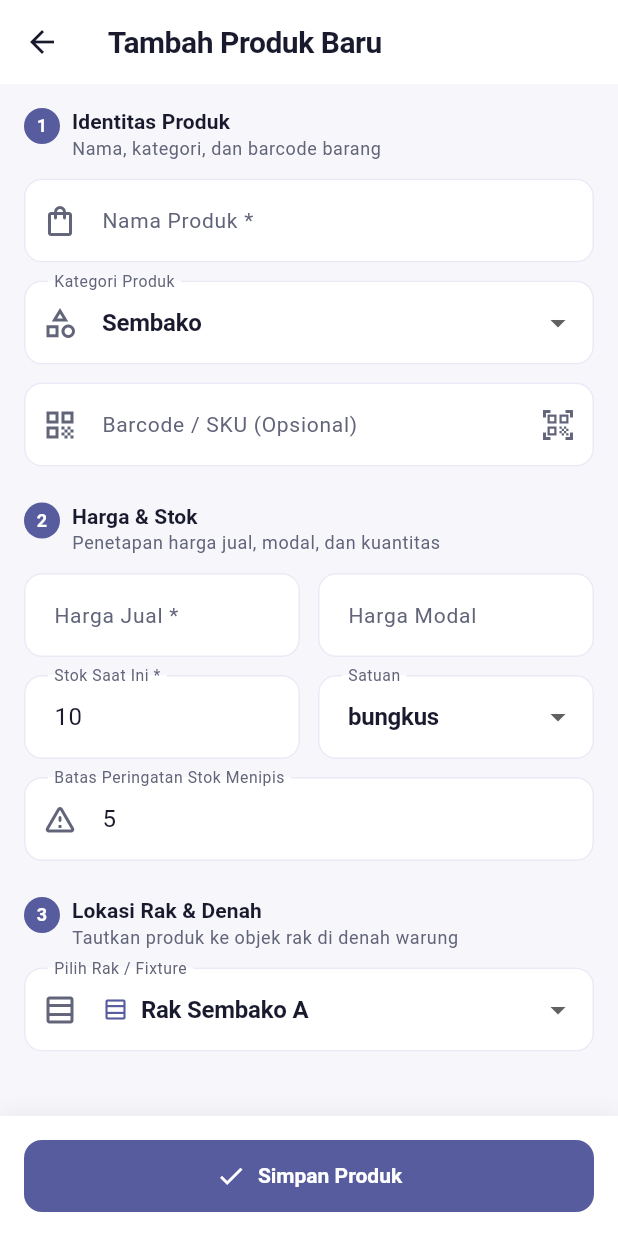
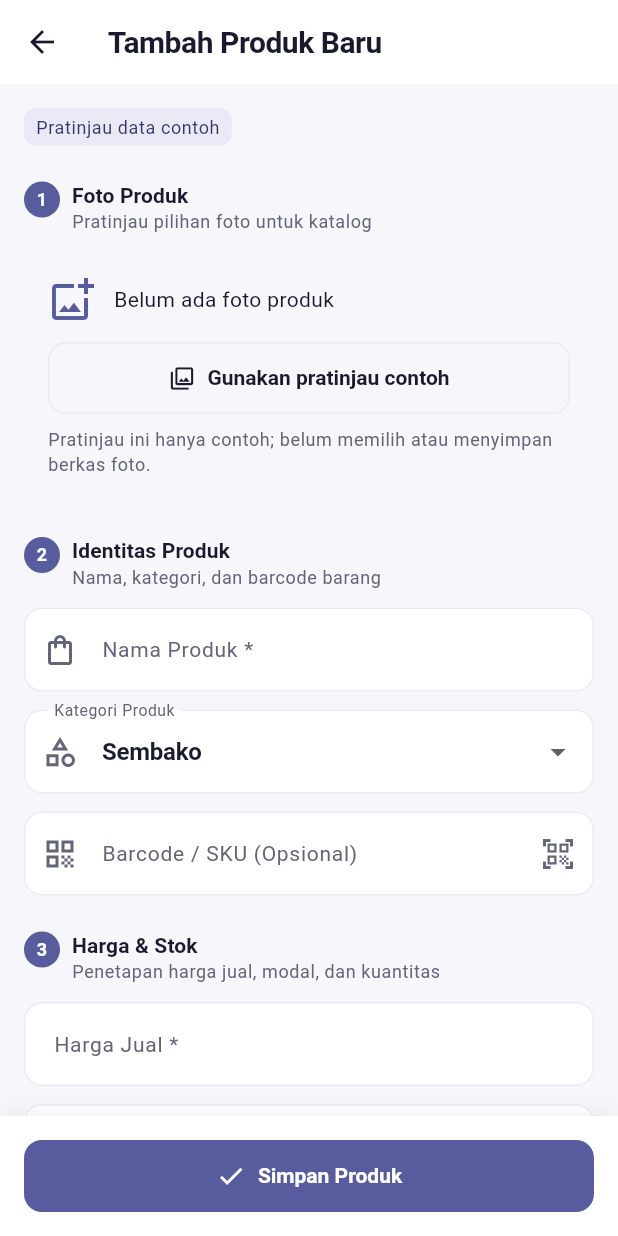
Before and after one commit to ZeaLIsHere/ryangunshop, a Flutter app: the ProductFormScreen screen opened by its route, on a phone screen of 412 x 824 dp. Run offline on Flutter 3.47's test engine with Material 3 defaults, Android fonts, the phone set to English and light mode, and no system bars.

Commit message:
Lengkapi formulir produk contoh

```diff
--- a/mobile/lib/features/catalog/model/catalog_product.dart
+++ b/mobile/lib/features/catalog/model/catalog_product.dart
@@ -12,6 +12,7 @@ class CatalogProduct {
     this.costPrice = 0,
     this.barcode,
     this.lowStockThreshold = 5,
+    this.hasSamplePhoto = false,
   }) : assert(price >= 0),
        assert(stock >= 0),
        assert(lowStockThreshold >= 0),
@@ -39,6 +40,9 @@ class CatalogProduct {
   final String? barcode;
   final int lowStockThreshold;
 
+  /// Penanda pratinjau foto contoh; belum menyimpan berkas gambar.
+  final bool hasSamplePhoto;
+
   ProductStockStatus get stockStatus {
     if (stock == 0) return ProductStockStatus.empty;
     if (stock <= lowStockThreshold) return ProductStockStatus.low;
--- a/mobile/lib/features/catalog/view/product_form_screen.dart
+++ b/mobile/lib/features/catalog/view/product_form_screen.dart
@@ -1,17 +1,26 @@
 import 'package:flutter/material.dart';
+import 'package:flutter/services.dart';
 
 import '../../../core/theme/app_colors.dart';
+import '../../../core/theme/app_radius.dart';
 import '../../../core/theme/app_spacing.dart';
 import '../../../core/widgets/primary_action.dart';
+import '../../../core/widgets/sample_badge.dart';
 import '../../floor_plan/sample/floor_plan_sample.dart';
 import '../model/catalog_product.dart';
 import '../sample/catalog_sample.dart';
 
 /// Layar formulir tambah / edit produk mobile satu kolom dengan section bertahap.
 class ProductFormScreen extends StatefulWidget {
-  const ProductFormScreen({this.initialProduct, this.onSave, super.key});
+  const ProductFormScreen({
+    this.initialProduct,
+    this.existingProducts = const [],
+    this.onSave,
+    super.key,
+  });
 
   final CatalogProduct? initialProduct;
+  final List<CatalogProduct> existingProducts;
   final ValueChanged<CatalogProduct>? onSave;
 
   @override
@@ -31,6 +40,7 @@ class _ProductFormScreenState extends State<ProductFormScreen> {
   String _selectedUnit = 'bungkus';
   String _selectedCategory = 'Sembako';
   String _selectedFixtureId = 'contoh-rak-sembako';
+  bool _hasSamplePhoto = false;
 
   final _units = ['bungkus', 'botol', 'kotak', 'pcs', 'kg', 'sachet', 'kaleng'];
   List<String> get _categories => CatalogSample.categories
@@ -46,18 +56,14 @@ class _ProductFormScreenState extends State<ProductFormScreen> {
       text: p != null ? p.price.toString() : '',
     );
     _costPriceController = TextEditingController(
-      text: p == null
-          ? ''
-          : (p.costPrice > 0 ? p.costPrice : (p.price * 0.8).toInt())
-                .toString(),
+      text: p == null || p.costPrice == 0 ? '' : p.costPrice.toString(),
     );
-    _stockController = TextEditingController(
-      text: p != null ? p.stock.toString() : '10',
-    );
+    _stockController = TextEditingController(text: p?.stock.toString() ?? '');
     _thresholdController = TextEditingController(
       text: p != null ? p.lowStockThreshold.toString() : '5',
     );
     _barcodeController = TextEditingController(text: p?.barcode ?? '');
+    _hasSamplePhoto = p?.hasSamplePhoto ?? false;
     if (p != null) {
       _selectedUnit = p.unit;
       _selectedFixtureId = p.fixtureId;
@@ -89,21 +95,18 @@ class _ProductFormScreenState extends State<ProductFormScreen> {
           widget.initialProduct?.id ??
           'prod-${DateTime.now().millisecondsSinceEpoch}',
       name: _nameController.text.trim(),
-      price: int.parse(_priceController.text.replaceAll(RegExp(r'\D'), '')),
-      stock: int.parse(_stockController.text.replaceAll(RegExp(r'\D'), '')),
+      price: int.parse(_priceController.text.trim()),
+      stock: int.parse(_stockController.text.trim()),
       unit: _selectedUnit,
       fixtureId: _selectedFixtureId,
       locationLabel: fixture.name,
       category: _selectedCategory,
-      costPrice:
-          int.tryParse(
-            _costPriceController.text.replaceAll(RegExp(r'\D'), ''),
-          ) ??
-          0,
+      costPrice: int.tryParse(_costPriceController.text.trim()) ?? 0,
       barcode: _barcodeController.text.trim().isEmpty
           ? null
           : _barcodeController.text.trim(),
-      lowStockThreshold: int.tryParse(_thresholdController.text) ?? 5,
+      lowStockThreshold: int.tryParse(_thresholdController.text.trim()) ?? 5,
+      hasSamplePhoto: _hasSamplePhoto,
     );
 
     widget.onSave?.call(product);
@@ -121,6 +124,7 @@ class _ProductFormScreenState extends State<ProductFormScreen> {
       body: SafeArea(
         child: Form(
           key: _formKey,
+          autovalidateMode: AutovalidateMode.onUserInteraction,
           child: Column(
             children: [
               Expanded(
@@ -129,15 +133,91 @@ class _ProductFormScreenState extends State<ProductFormScreen> {
                   child: Column(
                     crossAxisAlignment: CrossAxisAlignment.stretch,
                     children: [
-                      // Section 1: Identitas Produk
+                      const Align(
+                        alignment: Alignment.centerLeft,
+                        child: SampleBadge(label: 'Pratinjau data contoh'),
+                      ),
+                      const SizedBox(height: AppSpacing.lg),
                       _SectionHeader(
                         number: '1',
+                        title: 'Foto Produk',
+                        subtitle: 'Pratinjau pilihan foto untuk katalog',
+                      ),
+                      const SizedBox(height: AppSpacing.sm),
+                      Container(
+                        padding: const EdgeInsets.all(AppSpacing.md),
+                        decoration: const BoxDecoration(
+                          color: AppColors.canvas,
+                          borderRadius: AppRadius.cardBorder,
+                        ),
+                        child: Column(
+                          crossAxisAlignment: CrossAxisAlignment.stretch,
+                          children: [
+                            Row(
+                              children: [
+                                Icon(
+                                  _hasSamplePhoto
+                                      ? Icons.image_outlined
+                                      : Icons.add_photo_alternate_outlined,
+                                  color: AppColors.primary,
+                                  size: AppSpacing.xl,
+                                ),
+                                const SizedBox(width: AppSpacing.sm),
+                                Expanded(
+                                  child: Text(
+                                    _hasSamplePhoto
+                                        ? 'Pratinjau foto contoh aktif'
+                                        : 'Belum ada foto produk',
+                                    style: Theme.of(
+                                      context,
+                                    ).textTheme.bodyMedium,
+                                  ),
+                                ),
+                              ],
+                            ),
+                            const SizedBox(height: AppSpacing.sm),
+                            OutlinedButton.icon(
+                              style: OutlinedButton.styleFrom(
+                                minimumSize: const Size(
+                                  double.infinity,
+                                  AppSpacing.minTouchTarget,
+                                ),
+                              ),
+                              icon: Icon(
+                                _hasSamplePhoto
+                                    ? Icons.delete_outline
+                                    : Icons.photo_library_outlined,
+                              ),
+                              label: Text(
+                                _hasSamplePhoto
+                                    ? 'Hapus pratinjau'
+                                    : 'Gunakan pratinjau contoh',
+                              ),
+                              onPressed: () => setState(
+                                () => _hasSamplePhoto = !_hasSamplePhoto,
+                              ),
+                            ),
+                            const SizedBox(height: AppSpacing.xs),
+                            Text(
+                              'Pratinjau ini hanya contoh; belum memilih atau menyimpan berkas foto.',
+                              style: Theme.of(context).textTheme.bodySmall
+                                  ?.copyWith(color: AppColors.muted),
+                            ),
+                          ],
+                        ),
+                      ),
+                      const SizedBox(height: AppSpacing.lg),
+
+                      // Section 2: Identitas Produk
+                      _SectionHeader(
+                        number: '2',
                         title: 'Identitas Produk',
                         subtitle: 'Nama, kategori, dan barcode barang',
                       ),
                       const SizedBox(height: AppSpacing.sm),
                       TextFormField(
                         controller: _nameController,
+                        inputFormatters: [LengthLimitingTextInputFormatter(80)],
                         decoration: const InputDecoration(
                           labelText: 'Nama Produk *',
                           hintText: 'Misal: Beras Pandan Wangi 1 kg',
@@ -171,6 +251,7 @@ class _ProductFormScreenState extends State<ProductFormScreen> {
                       const SizedBox(height: AppSpacing.sm),
                       TextFormField(
                         controller: _barcodeController,
+                        inputFormatters: [LengthLimitingTextInputFormatter(40)],
                         decoration: InputDecoration(
                           labelText: 'Barcode / SKU (Opsional)',
                           hintText: '899275321001',
@@ -185,60 +266,76 @@ class _ProductFormScreenState extends State<ProductFormScreen> {
                             },
                           ),
                         ),
+                        validator: (value) {
+                          final barcode = value?.trim();
+                          if (barcode == null || barcode.isEmpty) return null;
+                          final duplicate = widget.existingProducts.any(
+                            (product) =>
+                                product.id != widget.initialProduct?.id &&
+                                product.barcode?.toLowerCase() ==
+                                    barcode.toLowerCase(),
+                          );
+                          return duplicate
+                              ? 'Barcode sudah dipakai produk lain'
+                              : null;
+                        },
                       ),
                       const SizedBox(height: AppSpacing.lg),
 
-                      // Section 2: Harga & Stok
+                      // Section 3: Harga & Stok
                       _SectionHeader(
-                        number: '2',
+                        number: '3',
                         title: 'Harga & Stok',
                         subtitle: 'Penetapan harga jual, modal, dan kuantitas',
                       ),
                       const SizedBox(height: AppSpacing.sm),
-                      Row(
-                        children: [
-                          Expanded(
-                            child: TextFormField(
+                      TextFormField(
                         controller: _priceController,
                         keyboardType: TextInputType.number,
+                        inputFormatters: [
+                          FilteringTextInputFormatter.digitsOnly,
+                        ],
                         decoration: const InputDecoration(
                           labelText: 'Harga Jual *',
                           prefixText: 'Rp ',
                         ),
                         validator: (value) {
                           if (value == null || value.trim().isEmpty) {
-                                  return 'Harga wajib diisi';
+                            return 'Harga jual wajib diisi';
                           }
-                                final p = int.tryParse(
-                                  value.replaceAll(RegExp(r'\D'), ''),
-                                );
-                                if (p == null || p <= 0) {
-                                  return 'Harga tidak valid';
-                                }
-                                return null;
+                          final price = int.tryParse(value.trim());
+                          return price == null || price <= 0
+                              ? 'Masukkan harga jual lebih dari nol'
+                              : null;
                         },
                       ),
-                          ),
-                          const SizedBox(width: AppSpacing.sm),
-                          Expanded(
-                            child: TextFormField(
+                      const SizedBox(height: AppSpacing.sm),
+                      TextFormField(
                         controller: _costPriceController,
                         keyboardType: TextInputType.number,
+                        inputFormatters: [
+                          FilteringTextInputFormatter.digitsOnly,
+                        ],
                         decoration: const InputDecoration(
-                                labelText: 'Harga Modal',
+                          labelText: 'Harga Modal (Opsional)',
                           prefixText: 'Rp ',
                         ),
-                            ),
-                          ),
-                        ],
+                        validator: (value) {
+                          if (value == null || value.trim().isEmpty) {
+                            return null;
+                          }
+                          return int.tryParse(value.trim()) == null
+                              ? 'Masukkan harga modal berupa angka'
+                              : null;
+                        },
                       ),
                       const SizedBox(height: AppSpacing.sm),
-                      Row(
-                        children: [
-                          Expanded(
-                            child: TextFormField(
+                      TextFormField(
                         controller: _stockController,
                         keyboardType: TextInputType.number,
+                        inputFormatters: [
+                          FilteringTextInputFormatter.digitsOnly,
+                        ],
                         decoration: const InputDecoration(
                           labelText: 'Stok Saat Ini *',
                         ),
@@ -246,55 +343,50 @@ class _ProductFormScreenState extends State<ProductFormScreen> {
                           if (value == null || value.trim().isEmpty) {
                             return 'Stok wajib diisi';
                           }
-                                final s = int.tryParse(
-                                  value.replaceAll(RegExp(r'\D'), ''),
-                                );
-                                if (s == null || s < 0) {
-                                  return 'Stok tidak valid';
-                                }
-                                return null;
+                          return int.tryParse(value.trim()) == null
+                              ? 'Masukkan stok berupa angka nol atau lebih'
+                              : null;
                         },
                       ),
-                          ),
-                          const SizedBox(width: AppSpacing.sm),
-                          Expanded(
-                            child: DropdownButtonFormField<String>(
+                      const SizedBox(height: AppSpacing.sm),
+                      DropdownButtonFormField<String>(
                         initialValue: _selectedUnit,
                         isExpanded: true,
-                              decoration: const InputDecoration(
-                                labelText: 'Satuan',
-                              ),
+                        decoration: const InputDecoration(labelText: 'Satuan'),
                         items: [
                           for (final unit in _units)
-                                  DropdownMenuItem(
-                                    value: unit,
-                                    child: Text(unit),
-                                  ),
+                            DropdownMenuItem(value: unit, child: Text(unit)),
                         ],
                         onChanged: (val) {
-                                if (val != null) {
-                                  setState(() => _selectedUnit = val);
-                                }
+                          if (val != null) setState(() => _selectedUnit = val);
                         },
-                            ),
-                          ),
-                        ],
                       ),
                       const SizedBox(height: AppSpacing.sm),
                       TextFormField(
                         controller: _thresholdController,
                         keyboardType: TextInputType.number,
+                        inputFormatters: [
+                          FilteringTextInputFormatter.digitsOnly,
+                        ],
                         decoration: const InputDecoration(
                           labelText: 'Batas Peringatan Stok Menipis',
                           hintText: 'Misal: 5',
                           prefixIcon: Icon(Icons.warning_amber_rounded),
                         ),
+                        validator: (value) {
+                          if (value == null || value.trim().isEmpty) {
+                            return null;
+                          }
+                          return int.tryParse(value.trim()) == null
+                              ? 'Masukkan batas stok berupa angka'
+                              : null;
+                        },
                       ),
                       const SizedBox(height: AppSpacing.lg),
 
-                      // Section 3: Penempatan Denah
+                      // Section 4: Penempatan Denah
                       _SectionHeader(
-                        number: '3',
+                        number: '4',
                         title: 'Lokasi Rak & Denah',
                         subtitle: 'Tautkan produk ke objek rak di denah warung',
                       ),
```
Also changed, not shown: mobile/lib/features/catalog/view/product_catalog.dart (+14 -6 lines), mobile/lib/features/catalog/view/product_detail_sheet.dart (+8 -2 lines), 2 other files. Lines whose indentation alone changed are shown as unchanged.
